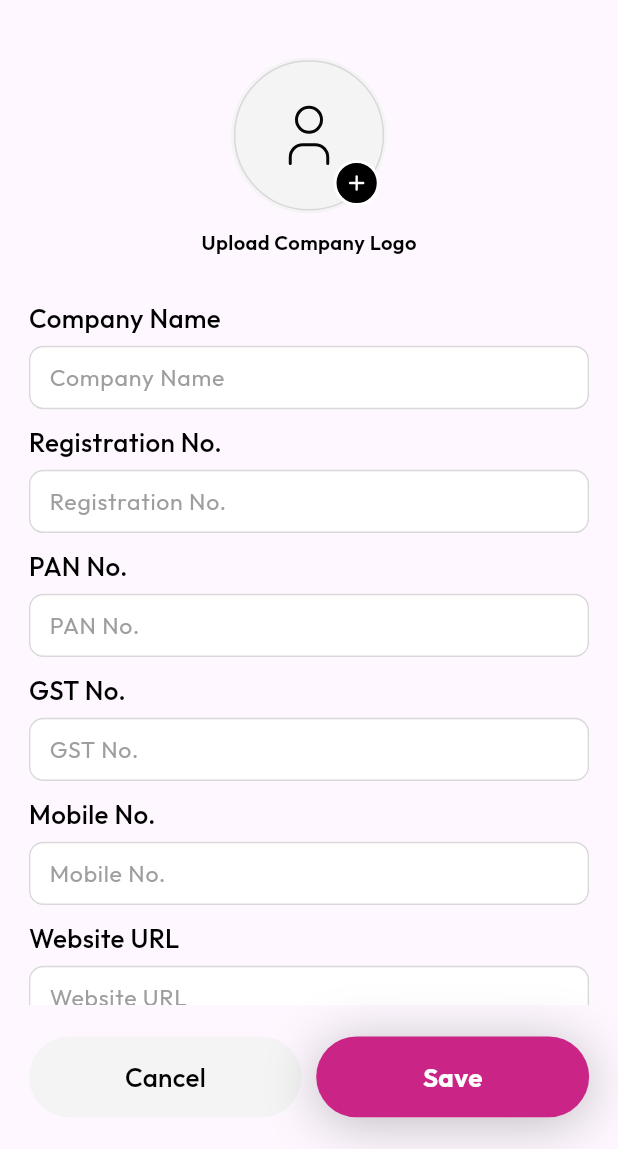
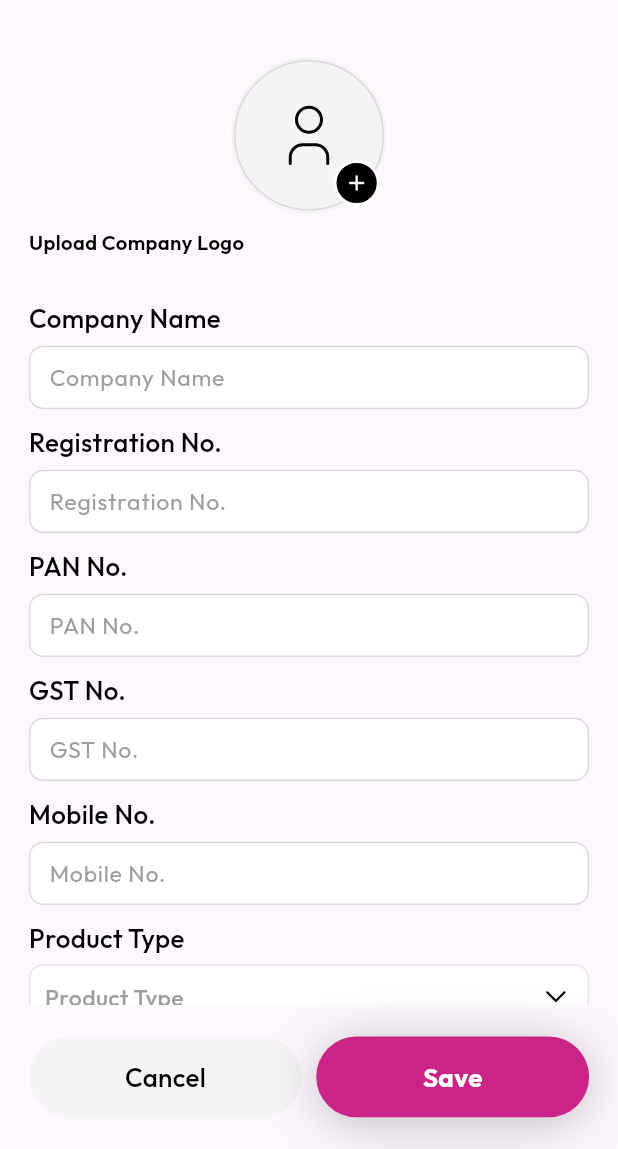
Before and after one commit to bnGohil/OdhaniSQT, a Flutter app: the EditPersonalDetailsPage screen opened by its route, on a phone screen of 412 x 824 dp, the part 87-1236 px from its top. Run offline on Flutter 3.47's test engine with Material 3 defaults, Android fonts, the phone set to English and light mode, and no system bars; our stand-ins replace cached_network_image, dio, flutter_secure_storage, flutter_svg, geolocator, google_maps_flutter and 2 more; accounts and stored records are empty.

Commit message:
- Agency And Customer Page done

```diff
--- /dev/null
+++ b/lib/app/customer_list/route/customer_route.dart
@@ -0,0 +1,28 @@
+import 'package:flutter/material.dart';
+import 'package:odhani_design_sqt/app/customer_list/view/customer_list_page.dart';
+
+import '../../../utils/utils.dart';
+import '../domian/dummy/customer_order_data_model.dart';
+import '../view/customer_order_page.dart';
+
+class CustomerRoute{
+
+  static String route = "/customer_list_route";
+
+  static String customerOrderRoute = "/customer_order_route";
+
+  static Widget child = const CustomerListPage();
+
+  static Widget customerOrderChild = const CustomerOrderPage();
+
+
+  static goToCustomerListPage(BuildContext context,ScreenType? screenType){
+    Navigator.pushNamed(context,route,arguments: screenType);
+  }
+
+  static goToCustomerOrderPage(BuildContext context,ScreenType? screenType){
+    Navigator.pushNamed(context,customerOrderRoute,arguments: screenType);
+  }
+
+
+}
--- a/lib/app/menu/domian/menu_model.dart
+++ b/lib/app/menu/domian/menu_model.dart
@@ -6,7 +6,7 @@ class MenuModel{
 
   static List<MenuModel> menuList = [
     MenuModel(menuType: MenuType.BoutiqueDetail),
-    MenuModel(menuType: MenuType.CompletedOrders),
+    MenuModel(menuType: MenuType.CustomerList),
     MenuModel(menuType: MenuType.AgencyList),
     MenuModel(menuType: MenuType.CompletedOrders),
     MenuModel(menuType: MenuType.Report),
--- /dev/null
+++ b/lib/app/personal/domian/personal_user_chip_model.dart
@@ -0,0 +1,11 @@
+class PersonalChipData{
+
+  String? text;
+  int? index;
+
+  PersonalChipData({this.index,this.text});
+
+
+
+
+}
--- a/lib/app/personal/view/edit_personal_details_page.dart
+++ b/lib/app/personal/view/edit_personal_details_page.dart
@@ -10,6 +10,9 @@ import '../../../base/view/base_components/custom_button.dart';
 import '../../../base/view/base_components/custom_image_picker.dart';
 import '../../../base/view/base_components/image_placeholder.dart';
 import '../../../utils/common_utils/custom_app_bar.dart';
+import '../../../utils/common_utils/custom_chipe_widget.dart';
+import '../../order/component/chip_textfield.dart';
+import '../domian/personal_user_chip_model.dart';
 class EditPersonalDetailsPage extends StatefulWidget {
   const EditPersonalDetailsPage({super.key});
 
@@ -21,6 +24,18 @@ class _EditPersonalDetailsPageState extends State<EditPersonalDetailsPage> {
 
   CustomImagePicker customImagePicker = CustomImagePicker();
 
+
+
+  List<PersonalChipData> updateTimeList = [
+
+    // PersonalChipData(text: "Choli"),
+
+  ];
+
+  List<PersonalChipData> apiList = [
+    PersonalChipData(text: "Choli"),
+    PersonalChipData(text: "Kurti"),
+  ];
 
 
   File? file;
@@ -73,6 +88,7 @@ class _EditPersonalDetailsPageState extends State<EditPersonalDetailsPage> {
         padding: EdgeInsets.symmetric(horizontal: 20.sp),
         child: SingleChildScrollView(
           child: Column(
+            crossAxisAlignment: CrossAxisAlignment.start,
             children: [
               Align(
                 alignment: Alignment.center,
@@ -169,6 +185,14 @@ class _EditPersonalDetailsPageState extends State<EditPersonalDetailsPage> {
                 // ),
               ),
               SizedBox(height: 10.sp,),
+              Text("Product Type",style: CustomTextStyle.mediumFont18Style,),
+              SizedBox(height: 5.sp,),
+              CustomChipeWidget(
+                list: updateTimeList,
+                apiList: apiList,
+                hintText: "Product Type",
+              ),
+              SizedBox(height: 10.sp),
               CustomAutoSearchTextField(
                 headerText: "Website URL",
                 maxLine: 1,
--- a/lib/utils/common_utils/custom_app_bar.dart
+++ b/lib/utils/common_utils/custom_app_bar.dart
@@ -52,6 +52,7 @@ class CustomAppbar extends StatelessWidget implements PreferredSizeWidget{
                 ),
               ),
             ),
+            if(action != null)
             actionWidget != null ? Container(
               child: actionWidget,
             ) :
--- /dev/null
+++ b/lib/utils/common_utils/custom_chipe_widget.dart
@@ -0,0 +1,118 @@
+import 'package:flutter/cupertino.dart';
+import 'package:flutter/material.dart';
+import 'package:flutter/widgets.dart';
+import 'package:odhani_design_sqt/utils/common_utils/multiple_selected_chip_widget.dart';
+import 'package:odhani_design_sqt/utils/utils.dart';
+
+import '../../app/personal/domian/personal_user_chip_model.dart';
+class CustomChipeWidget extends StatefulWidget {
+  final List<PersonalChipData>? list;
+  final List<PersonalChipData>? apiList;
+  final String? hintText;
+  const CustomChipeWidget({super.key, this.list, this.hintText, this.apiList});
+
+  @override
+  State<CustomChipeWidget> createState() => _CustomChipeWidgetState();
+}
+
+class _CustomChipeWidgetState extends State<CustomChipeWidget> {
+
+
+
+  List<PersonalChipData> list = [];
+
+
+
+  @override
+  void initState() {
+    // TODO: implement initState
+    super.initState();
+
+    setState(() {
+
+      if(widget.list != null){
+
+        list = widget.list ?? [];
+
+      }
+
+
+    });
+  }
+
+
+  @override
+  Widget build(BuildContext context) {
+    return GestureDetector(
+      onTap: () {
+        Navigator.push(context, MaterialPageRoute(builder: (context) => MultipleSelectedChipWidget(list: list,
+          text: widget.hintText,
+        apiList: widget.apiList,
+          personalChipListDataOnTap: (p0) {
+            setState(() {
+              list = p0;
+            });
+          },
+        ),));
+      },
+      child: Container(
+        width: double.infinity,
+        padding: EdgeInsets.symmetric(vertical: 5.sp,horizontal: 10.sp),
+        decoration: BoxDecoration(
+          color: kWhiteColor,
+          borderRadius: BorderRadius.circular(10.sp),
+          border: Border.all(color: kBorderColor),
+        ),
+        child : Row(
+          children: [
+            if(list.isNotEmpty)
+              Expanded(
+              child: SingleChildScrollView(
+                scrollDirection: Axis.horizontal,
+                child: Row(
+                  children: List.generate(list.length ?? 0, (index) {
+                    list[index].index ??= 0;
+                    list[index].index = index;
+                    return chip(personalChipData: list[index]);
+                  }),
+                ),
+              ),
+            )
+            else
+              Expanded(child: Padding(
+                padding:  EdgeInsets.symmetric(vertical: 5.sp),
+                child: Text(widget.hintText ?? "",style: TextStyle(fontSize: 16.sp, color: Colors.grey,fontWeight: FontWeight.w500),),
+              )),
+            SizedBox(
+                width: 24.sp,
+                height: 24.sp,
+                child: ImageUtil.iconImageClass.dropDownIcon)
+          ],
+        )
+      ),
+    );
+  }
+
+  Widget chip({PersonalChipData? personalChipData}) {
+    return Container(
+      margin: EdgeInsets.symmetric(horizontal: 5.sp),
+      padding: EdgeInsets.symmetric(horizontal: 15.sp,vertical: 5.sp),
+      decoration: BoxDecoration(
+        borderRadius: BorderRadius.circular(8.sp),
+        color: Color(0xffF4F4F4),
+      ),
+      child: Row(
+        children: [
+          Text(personalChipData?.text ?? "",style: CustomTextStyle.regularFont14Style.copyWith(color: kBlackColor),),
+          GestureDetector(
+              onTap: () {
+                setState(() {
+                  list.removeWhere((element) => element.index == personalChipData?.index);
+                });
+              },
+              child: Icon(Icons.close,color: kBlackColor,size: 20.sp,))
+        ],
+      ),
+    );
+  }
+}
--- a/lib/utils/common_utils/enums.dart
+++ b/lib/utils/common_utils/enums.dart
@@ -120,6 +120,12 @@ enum MenuType{
   Logout
 }
 
+enum ScreenType{
+
+  CUSTOMER,AGENCY
+
+}
+
 
 extension MenuTypeEx on MenuType{
 
--- a/lib/utils/common_utils/image_utils.dart
+++ b/lib/utils/common_utils/image_utils.dart
@@ -60,6 +60,7 @@ class IconImageClass{
   Widget get stichIcon =>  const CustomSvgPictures.asset("$iconPath/stich.svg", fit: BoxFit.cover);
   Widget get rupeesIcon =>  const CustomSvgPictures.asset("$iconPath/rup.svg", fit: BoxFit.cover);
   Widget get rupees2Icon =>  const CustomSvgPictures.asset("$iconPath/rupee_2.svg", fit: BoxFit.cover);
+  Widget get dropDownIcon =>  const CustomSvgPictures.asset("$iconPath/drop_down_icon.svg", fit: BoxFit.cover);
   Widget get backArrowIcon =>  CustomSvgPictures.asset("$iconPath/left_arrow.svg", fit: BoxFit.cover,color: kBlackColor,width: 30.sp,height: 30.sp,);
 }
 
--- a/lib/utils/routes/routing.dart
+++ b/lib/utils/routes/routing.dart
@@ -19,6 +19,8 @@ class Routes {
     ProfileRoute.route : (context) => ProfileRoute.child,
     ProfileRoute.editRoute : (context) => ProfileRoute.editChild,
     PersonalRoute.route : (context) => PersonalRoute.child,
-    PersonalRoute.editPerRoute : (context) => PersonalRoute.editChild
+    PersonalRoute.editPerRoute : (context) => PersonalRoute.editChild,
+    CustomerRoute.route : (context) => CustomerRoute.child,
+    CustomerRoute.customerOrderRoute : (context) => CustomerRoute.customerOrderChild,
   };
 }
--- a/lib/utils/utils.dart
+++ b/lib/utils/utils.dart
@@ -17,6 +17,7 @@ import 'package:odhani_design_sqt/app/tab/route/tab_route.dart';
 import '../app/auth/route/auth_route/auth_route.dart';
 
 import '../app/chat/route/chat_route.dart';
+import '../app/customer_list/route/customer_route.dart';
 import '../app/job/route/job_route.dart';
 import '../app/notification/route/notification_route.dart';
 import '../app/order/route/order_route.dart';
```
Also changed, not shown: lib/app/customer_list/component/customer_data_component.dart (added, +45 -0 lines), lib/app/customer_list/domian/dummy/customer_list_data_model.dart (added, +25 -0 lines), lib/app/customer_list/domian/dummy/customer_order_data_model.dart (added, +98 -0 lines), lib/app/customer_list/view/customer_list_page.dart (added, +66 -0 lines), lib/app/customer_list/view/customer_order_page.dart (added, +159 -0 lines), lib/app/menu/view/menu_page.dart (+4 -3 lines), lib/utils/common_utils/multiple_selected_chip_widget.dart (added, +124 -0 lines), lib/utils/theme/custom_decocarion.dart (+9 -0 lines), assets/images/icons/drop_down_icon.svg (added), 1 other file.
